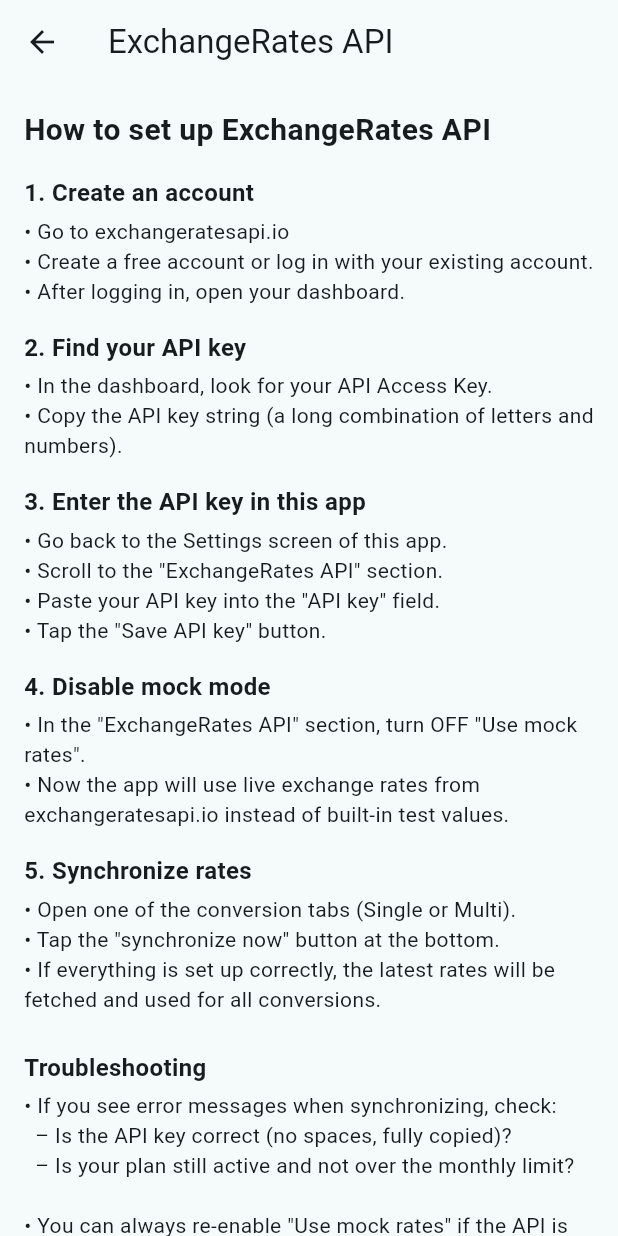
After one commit to dariohaefliger/currentcy, a Flutter app: the Settings screen opened directly, after a tap on the "info outline" icon, on a phone screen of 412 x 824 dp. The commit adds this screen. Run offline on Flutter 3.47's test engine with Material 3 defaults, Android fonts, the phone set to English and light mode, and no system bars; our stand-ins replace shared_preferences; accounts and stored records are empty.

Commit message:
feat: add exchangerate api info page

```diff
--- a/lib/main.dart
+++ b/lib/main.dart
@@ -19,7 +19,7 @@
       builder: (context, mode, _) {
         return MaterialApp(
           debugShowCheckedModeBanner: false,
-          title: 'Curren(t)cy',
+          title: 'Currentcy',
           themeMode: mode,
           theme: ThemeData.from(
             colorScheme: ColorScheme.fromSeed(
@@ -54,7 +54,7 @@
     length: 3,
     child: Scaffold(
       appBar: AppBar(
-        title: const Text('Curren(t)cy'),
+        title: const Text('Currentcy'),
         //backgroundColor: Colors.white70,
         centerTitle: false,
         actions: [
--- /dev/null
+++ b/lib/settings/exchange_rates_info.dart
@@ -0,0 +1,125 @@
+import 'package:flutter/material.dart';
+
+class ExchangeRatesInfoPage extends StatelessWidget {
+  const ExchangeRatesInfoPage({super.key});
+
+  @override
+  Widget build(BuildContext context) {
+    return Scaffold(
+      appBar: AppBar(
+        title: const Text('ExchangeRates API'),
+        leading: IconButton(
+          icon: const Icon(Icons.arrow_back),
+          onPressed: () => Navigator.pop(context),
+        ),
+      ),
+      body: ListView(
+        padding: const EdgeInsets.all(16),
+        children: const [
+          Text(
+            'How to set up ExchangeRates API',
+            style: TextStyle(
+              fontSize: 20,
+              fontWeight: FontWeight.bold,
+            ),
+          ),
+          SizedBox(height: 16),
+
+          Text(
+            '1. Create an account',
+            style: TextStyle(
+              fontSize: 16,
+              fontWeight: FontWeight.w600,
+            ),
+          ),
+          SizedBox(height: 4),
+          Text(
+            '• Go to exchangeratesapi.io\n'
+            '• Create a free account or log in with your existing account.\n'
+            '• After logging in, open your dashboard.',
+          ),
+
+          SizedBox(height: 16),
+
+          Text(
+            '2. Find your API key',
+            style: TextStyle(
+              fontSize: 16,
+              fontWeight: FontWeight.w600,
+            ),
+          ),
+          SizedBox(height: 4),
+          Text(
+            '• In the dashboard, look for your API Access Key.\n'
+            '• Copy the API key string (a long combination of letters and numbers).',
+          ),
+
+          SizedBox(height: 16),
+
+          Text(
+            '3. Enter the API key in this app',
+            style: TextStyle(
+              fontSize: 16,
+              fontWeight: FontWeight.w600,
+            ),
+          ),
+          SizedBox(height: 4),
+          Text(
+            '• Go back to the Settings screen of this app.\n'
+            '• Scroll to the "ExchangeRates API" section.\n'
+            '• Paste your API key into the "API key" field.\n'
+            '• Tap the "Save API key" button.',
+          ),
+
+          SizedBox(height: 16),
+
+          Text(
+            '4. Disable mock mode',
+            style: TextStyle(
+              fontSize: 16,
+              fontWeight: FontWeight.w600,
+            ),
+          ),
+          SizedBox(height: 4),
+          Text(
+            '• In the "ExchangeRates API" section, turn OFF "Use mock rates".\n'
+            '• Now the app will use live exchange rates from exchangeratesapi.io instead of built-in test values.',
+          ),
+
+          SizedBox(height: 16),
+
+          Text(
+            '5. Synchronize rates',
+            style: TextStyle(
+              fontSize: 16,
+              fontWeight: FontWeight.w600,
+            ),
+          ),
+          SizedBox(height: 4),
+          Text(
+            '• Open one of the conversion tabs (Single or Multi).\n'
+            '• Tap the "synchronize now" button at the bottom.\n'
+            '• If everything is set up correctly, the latest rates will be fetched and used for all conversions.',
+          ),
+
+          SizedBox(height: 24),
+
+          Text(
+            'Troubleshooting',
+            style: TextStyle(
+              fontSize: 16,
+              fontWeight: FontWeight.w600,
+            ),
+          ),
+          SizedBox(height: 4),
+          Text(
+            '• If you see error messages when synchronizing, check:\n'
+            '  – Is the API key correct (no spaces, fully copied)?\n'
+            '  – Is your plan still active and not over the monthly limit?\n\n'
+            '• You can always re-enable "Use mock rates" if the API is not available.',
+          ),
+        ],
+      ),
+    );
+  }
+}
--- a/lib/settings/settings_main.dart
+++ b/lib/settings/settings_main.dart
@@ -2,6 +2,7 @@
 import 'package:currentcy/settings/theme_manager.dart';
 import 'package:currentcy/settings/settings_manager.dart';
 import 'package:currentcy/services/currency_repository.dart';
+import 'package:currentcy/settings/exchange_rates_info.dart';
 
 class Settings extends StatefulWidget {
   const Settings({super.key});
@@ -66,7 +67,7 @@
   }
 
   // --------------------------
-  // FAVOURITE PICKER
+  // FAVOURITE PICKER (FLOATING SHEET)
   // --------------------------
 
   Future<void> _pickFavoriteCurrency(int index) async {
@@ -88,6 +89,8 @@
                 name.contains(query);
           }).toList();
         }
+
+        applyFilter('');
 
         return Align(
           alignment: Alignment.bottomCenter,
@@ -124,8 +127,8 @@
 
                         // Search field
                         Padding(
-                          padding:
-                              const EdgeInsets.fromLTRB(16, 0, 16, 8),
+                          padding: const EdgeInsets.fromLTRB(
+                              16, 0, 16, 8),
                           child: TextField(
                             controller: searchController,
                             decoration: const InputDecoration(
@@ -264,7 +267,10 @@
                 _buildFavouriteTile(2),
                 const SizedBox(height: 24),
 
-                // ===== Exchange Rates API =====
+                // ===== Exchange Rates API (mit Info-Icon rechts) =====
+                Row(
+                  mainAxisAlignment: MainAxisAlignment.spaceBetween,
+                  children: [
                     const Text(
                       'ExchangeRates API',
                       style: TextStyle(
@@ -272,7 +278,23 @@
                         fontWeight: FontWeight.bold,
                       ),
                     ),
+                    IconButton(
+                      icon: const Icon(Icons.info_outline),
+                      tooltip: 'How to set up the API',
+                      onPressed: () {
+                        Navigator.push(
+                          context,
+                          MaterialPageRoute(
+                            builder: (_) =>
+                                const ExchangeRatesInfoPage(),
+                          ),
+                        );
+                      },
+                    ),
+                  ],
+                ),
                 const SizedBox(height: 12),
+
                 SwitchListTile(
                   title: const Text('Use mock rates'),
                   subtitle: const Text(
@@ -303,6 +325,7 @@
                   'Disable "Use mock rates" to fetch live exchange rates using this key.',
                   style: TextStyle(
                     fontSize: 12,
+                    color: Colors.black54,
                   ),
                 ),
               ],
```
Lines whose indentation alone changed are shown as unchanged.
